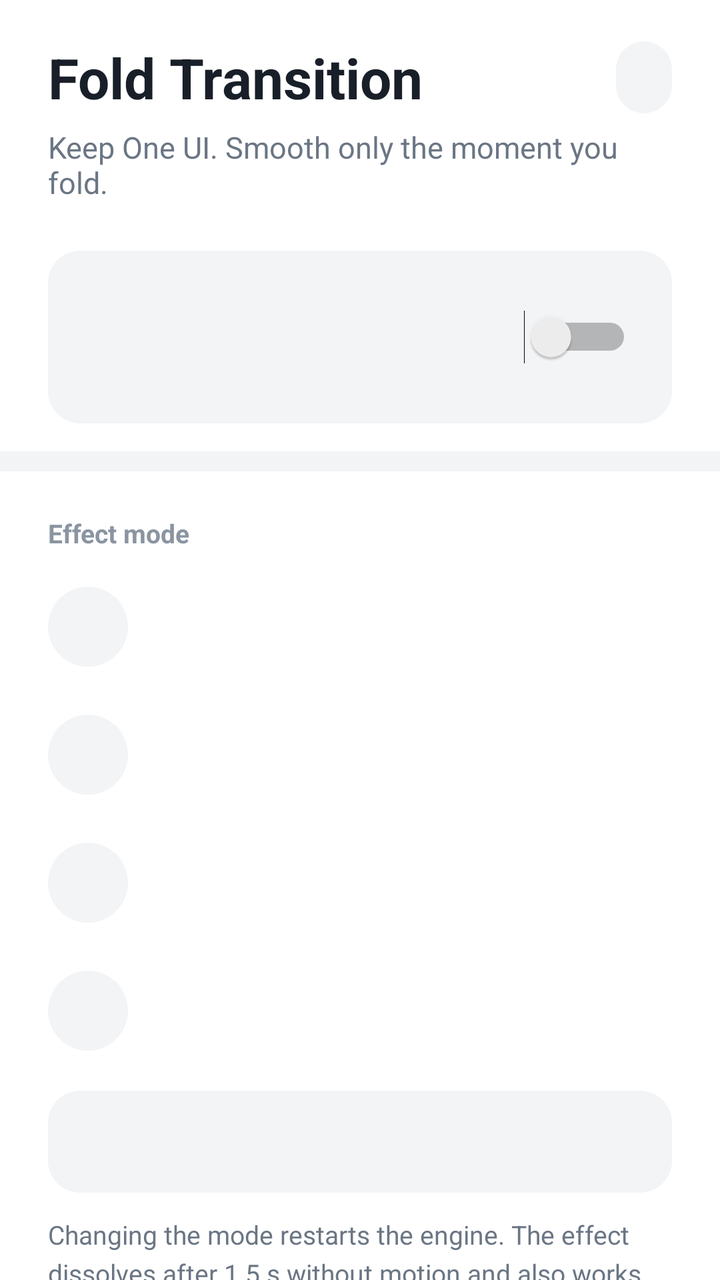
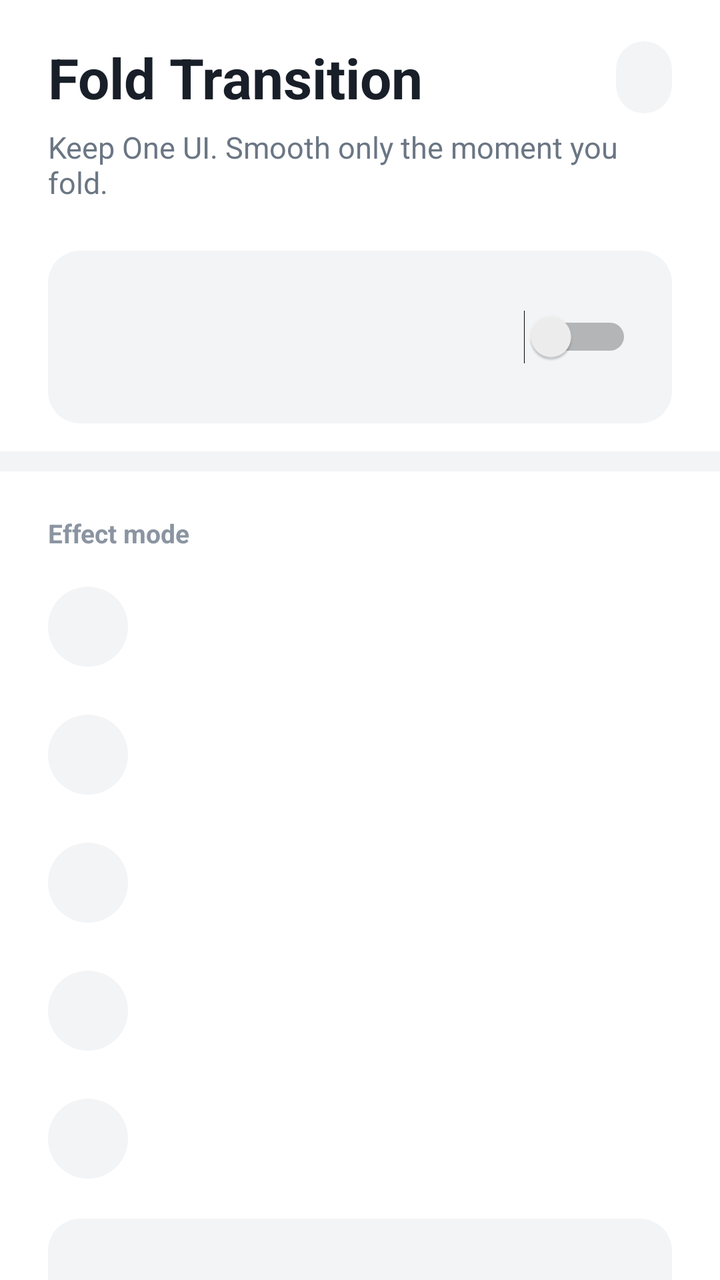

The first picture is an Android layout as it rendered before a commit; the second is the same layout after the commit. The layout source and the unified diff follow.
<!-- AndroidManifest.xml: application theme AppTheme -->
<!-- res/layout/activity_main.xml -->
<ScrollView xmlns:android="http://schemas.android.com/apk/res/android"
    android:id="@+id/scroll"
    android:layout_width="match_parent"
    android:layout_height="match_parent"
    android:background="@color/bg"
    android:scrollbars="none">

    <LinearLayout
        android:layout_width="match_parent"
        android:layout_height="wrap_content"
        android:orientation="vertical"
        android:paddingBottom="24dp">

        <LinearLayout
            android:layout_width="match_parent"
            android:layout_height="wrap_content"
            android:layout_marginStart="24dp"
            android:layout_marginTop="20dp"
            android:layout_marginEnd="24dp"
            android:gravity="center_vertical"
            android:orientation="horizontal">

            <TextView
                android:layout_width="0dp"
                android:layout_height="wrap_content"
                android:layout_weight="1"
                android:text="@string/app_name"
                android:textColor="@color/text"
                android:textSize="28sp"
                android:textStyle="bold" />

            <Button
                android:id="@+id/lang"
                style="@style/LangButton"
                android:layout_width="wrap_content"
                android:layout_height="wrap_content" />
        </LinearLayout>

        <TextView
            android:layout_width="match_parent"
            android:layout_height="wrap_content"
            android:layout_marginStart="24dp"
            android:layout_marginTop="6dp"
            android:layout_marginEnd="24dp"
            android:text="@string/tagline"
            android:textColor="@color/text_secondary"
            android:textSize="15sp" />

        <LinearLayout
            android:layout_width="match_parent"
            android:layout_height="wrap_content"
            android:layout_marginStart="24dp"
            android:layout_marginTop="24dp"
            android:layout_marginEnd="24dp"
            android:background="@drawable/bg_box"
            android:gravity="center_vertical"
            android:orientation="horizontal"
            android:padding="20dp">

            <LinearLayout
                android:layout_width="0dp"
                android:layout_height="wrap_content"
                android:layout_weight="1"
                android:orientation="vertical">

                <TextView
                    android:id="@+id/status_label"
                    android:layout_width="match_parent"
                    android:layout_height="wrap_content"
                    android:textColor="@color/text_tertiary"
                    android:textSize="13sp"
                    android:textStyle="bold" />

                <TextView
                    android:id="@+id/status"
                    android:layout_width="match_parent"
                    android:layout_height="wrap_content"
                    android:layout_marginTop="6dp"
                    android:lineSpacingExtra="4sp"
                    android:textColor="@color/text"
                    android:textSize="17sp"
                    android:textStyle="bold" />
            </LinearLayout>

            <Switch
                android:id="@+id/toggle"
                android:layout_width="wrap_content"
                android:layout_height="wrap_content"
                android:layout_marginStart="16dp"
                android:contentDescription="@string/btn_enable" />
        </LinearLayout>

        <View style="@style/SectionGap" android:layout_width="match_parent" />

        <TextView style="@style/SectionHeader"
            android:layout_width="match_parent"
            android:layout_height="wrap_content"
            android:text="@string/section_mode" />

        <include android:id="@+id/row_v1" layout="@layout/row_status" />
        <include android:id="@+id/row_v2" layout="@layout/row_status" />
        <include android:id="@+id/row_v3" layout="@layout/row_status" />
        <include android:id="@+id/row_v4" layout="@layout/row_status" />

        <TextView
            android:id="@+id/mode_description"
            style="@style/Body"
            android:layout_width="match_parent"
            android:layout_height="wrap_content"
            android:layout_marginStart="24dp"
            android:layout_marginTop="8dp"
            android:layout_marginEnd="24dp"
            android:background="@drawable/bg_box"
            android:padding="16dp" />

        <TextView style="@style/Body"
            android:layout_width="match_parent"
            android:layout_height="wrap_content"
            android:layout_marginStart="24dp"
            android:layout_marginTop="12dp"
            android:layout_marginEnd="24dp"
            android:text="@string/mode_restart_note"
            android:textSize="13sp" />

        <Button
            android:id="@+id/save_mode"
            style="@style/PrimaryButton"
            android:layout_width="match_parent"
            android:layout_height="wrap_content"
            android:layout_marginStart="24dp"
            android:layout_marginTop="14dp"
            android:layout_marginEnd="24dp"
            android:text="@string/save_mode" />

        <View style="@style/SectionGap" android:layout_width="match_parent" />

        <LinearLayout
            android:layout_width="match_parent"
            android:layout_height="wrap_content"
            android:orientation="horizontal"
            android:paddingEnd="24dp">

            <TextView style="@style/SectionHeader"
                android:layout_width="0dp"
                android:layout_height="wrap_content"
                android:layout_weight="1"
                android:text="@string/section_intensity" />

            <TextView
                android:id="@+id/intensity_value"
                android:layout_width="wrap_content"
                android:layout_height="wrap_content"
                android:paddingTop="22dp"
                android:textColor="@color/primary"
                android:textSize="13sp"
                android:textStyle="bold" />
        </LinearLayout>

        <SeekBar
            android:id="@+id/intensity"
            android:layout_width="match_parent"
            android:layout_height="wrap_content"
            android:layout_marginStart="16dp"
            android:layout_marginTop="4dp"
            android:layout_marginEnd="16dp"
            android:contentDescription="@string/section_intensity"
            android:max="100" />

        <View style="@style/SectionGap" android:layout_width="match_parent" />

        <TextView style="@style/SectionHeader"
            android:layout_width="match_parent"
            android:layout_height="wrap_content"
            android:text="@string/section_connection" />

        <include android:id="@+id/row_notifications" layout="@layout/row_status" />
        <include android:id="@+id/row_developer" layout="@layout/row_status" />
        <include android:id="@+id/row_wireless" layout="@layout/row_status" />
        <include android:id="@+id/row_pairing" layout="@layout/row_status" />

        <Button
            android:id="@+id/manual_pairing"
            style="@style/TextButton"
            android:layout_width="match_parent"
            android:layout_height="wrap_content"
            android:layout_marginStart="24dp"
            android:layout_marginEnd="24dp"
            android:text="@string/manual_pairing" />

        <View style="@style/SectionGap" android:layout_width="match_parent" />

        <TextView style="@style/SectionHeader"
            android:layout_width="match_parent"
            android:layout_height="wrap_content"
            android:text="@string/section_etc" />

        <include android:id="@+id/row_setup_again" layout="@layout/row_status" />
        <include android:id="@+id/row_licenses" layout="@layout/row_status" />

        <TextView
            android:id="@+id/footer"
            style="@style/Body"
            android:layout_width="match_parent"
            android:layout_height="wrap_content"
            android:layout_marginStart="24dp"
            android:layout_marginTop="12dp"
            android:layout_marginEnd="24dp"
            android:textSize="12sp" />
    </LinearLayout>
</ScrollView>
<!-- res/layout/row_status.xml (included above) -->
<LinearLayout xmlns:android="http://schemas.android.com/apk/res/android"
    style="@style/Row"
    android:layout_width="match_parent"
    android:layout_height="wrap_content">

    <TextView
        android:id="@+id/row_icon"
        style="@style/RowIcon" />

    <LinearLayout
        android:layout_width="0dp"
        android:layout_height="wrap_content"
        android:layout_weight="1"
        android:orientation="vertical">

        <TextView
            android:id="@+id/row_title"
            style="@style/RowTitle"
            android:layout_width="match_parent"
            android:layout_height="wrap_content" />

        <TextView
            android:id="@+id/row_subtitle"
            style="@style/RowSubtitle"
            android:layout_width="match_parent"
            android:layout_height="wrap_content" />
    </LinearLayout>

    <TextView
        android:id="@+id/row_trailing"
        style="@style/RowTrailing"
        android:layout_width="wrap_content"
        android:layout_height="wrap_content" />
</LinearLayout>
<!-- resources referenced by this layout -->
<resources>
  <color name="bg">#FFFFFF</color>
  <color name="primary">#3182F6</color>
  <color name="text">#191F28</color>
  <color name="text_secondary">#6B7684</color>
  <color name="text_tertiary">#8B95A1</color>
  <!-- drawable bg_box (drawable) -->
  <shape xmlns:android="http://schemas.android.com/apk/res/android" android:shape="rectangle">
      <solid android:color="@color/surface" />
      <corners android:radius="16dp" />
  </shape>
  <string name="app_name">Fold Transition</string>
  <string name="btn_enable">Turn on effect</string>
  <string name="manual_pairing">Enter port and code manually</string>
  <string name="mode_restart_note">Changing the mode restarts the engine. The effect dissolves after 1.5 s without motion and also works on the lock screen.</string>
  <string name="save_mode">Save</string>
  <string name="section_connection">Connection</string>
  <string name="section_etc">About</string>
  <string name="section_intensity">Intensity</string>
  <string name="section_mode">Effect mode</string>
  <string name="tagline">Keep One UI. Smooth only the moment you fold.</string>
  <style name="Body">
          <item name="android:textSize">14sp</item>
          <item name="android:lineSpacingExtra">4sp</item>
          <item name="android:textColor">@color/text_secondary</item>
      </style>
  <style name="RowIcon">
          <item name="android:layout_width">40dp</item>
          <item name="android:layout_height">40dp</item>
          <item name="android:background">@drawable/bg_icon_square</item>
          <item name="android:gravity">center</item>
          <item name="android:textSize">18sp</item>
          <item name="android:layout_marginEnd">14dp</item>
      </style>
  <style name="RowSubtitle">
          <item name="android:textSize">13sp</item>
          <item name="android:textColor">@color/text_secondary</item>
          <item name="android:layout_marginTop">2dp</item>
      </style>
  <style name="RowTitle">
          <item name="android:textSize">16sp</item>
          <item name="android:textColor">@color/text</item>
      </style>
  <style name="RowTrailing">
          <item name="android:textSize">14sp</item>
          <item name="android:textStyle">bold</item>
          <item name="android:textColor">@color/text_secondary</item>
          <item name="android:layout_marginStart">12dp</item>
      </style>
  <style name="SectionGap">
          <item name="android:layout_height">10dp</item>
          <item name="android:background">@color/surface</item>
          <item name="android:layout_marginTop">14dp</item>
      </style>
  <style name="SectionHeader">
          <item name="android:textSize">13sp</item>
          <item name="android:textStyle">bold</item>
          <item name="android:textColor">@color/text_tertiary</item>
          <item name="android:paddingStart">24dp</item>
          <item name="android:paddingEnd">24dp</item>
          <item name="android:paddingTop">22dp</item>
          <item name="android:paddingBottom">6dp</item>
      </style>
  <style name="TextButton">
          <item name="android:background">?android:attr/selectableItemBackground</item>
          <item name="android:textColor">@color/text_tertiary</item>
          <item name="android:textSize">14sp</item>
          <item name="android:textAllCaps">false</item>
          <item name="android:stateListAnimator">@null</item>
          <item name="android:minHeight">48dp</item>
      </style>
  <color name="surface">#F2F4F6</color>
  <!-- drawable bg_row (drawable) -->
  <ripple xmlns:android="http://schemas.android.com/apk/res/android" android:color="@color/surface">
      <item android:drawable="@color/bg" />
  </ripple>
  <!-- drawable bg_icon_square (drawable) -->
  <shape xmlns:android="http://schemas.android.com/apk/res/android" android:shape="rectangle">
      <solid android:color="@color/surface" />
      <corners android:radius="20dp" />
  </shape>
  <color name="disabled">#E5E8EB</color>
  <color name="primary_pressed">#2B6FD6</color>
</resources>

<!-- the commit's change to res/layout/activity_main.xml (unified diff, before → after) -->
@@ -101,6 +101,7 @@
         <include android:id="@+id/row_v2" layout="@layout/row_status" />
         <include android:id="@+id/row_v3" layout="@layout/row_status" />
         <include android:id="@+id/row_v4" layout="@layout/row_status" />
+        <include android:id="@+id/row_v5" layout="@layout/row_status" />
 
         <TextView
             android:id="@+id/mode_description"
@@ -195,6 +196,7 @@
             android:text="@string/section_etc" />
 
         <include android:id="@+id/row_setup_again" layout="@layout/row_status" />
+        <include android:id="@+id/row_share_log" layout="@layout/row_status" />
         <include android:id="@+id/row_licenses" layout="@layout/row_status" />
 
         <TextView
